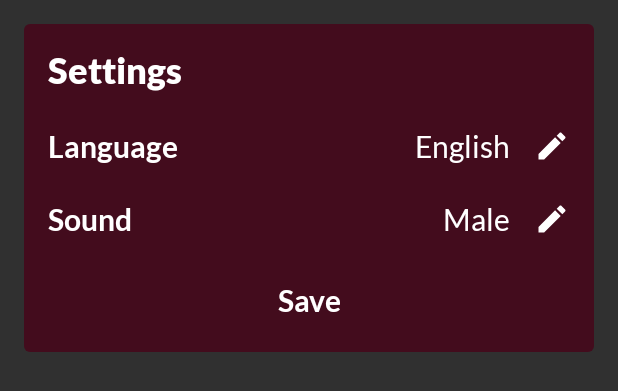
After one commit to kerimovscreations/late-android, an Android app: the layout dialog_settings.xml on its own in the app's theme, with its tools: preview values and no code run, on a phone screen of 412 x 824 dp. The commit adds this screen. Shown: the top 391 px of the screen. Run offline under Robolectric (Android 15) with nearby library versions, the phone set to English and light mode, and no system bars.

Commit message:
created settings dialog fragment, implemented language update functionality

```diff
--- a/app/src/main/java/com/kerimovscreations/lateandroid/tools/HelpFunctions.java
+++ b/app/src/main/java/com/kerimovscreations/lateandroid/tools/HelpFunctions.java
@@ -3,7 +3,6 @@ package com.kerimovscreations.lateandroid.tools;
 import android.content.Context;
 import android.content.SharedPreferences;
 
-import androidx.core.content.res.ResourcesCompat;
 import androidx.work.Data;
 
 import com.kerimovscreations.lateandroid.R;
@@ -11,7 +10,6 @@ import com.kerimovscreations.lateandroid.enums.SoundType;
 
 import java.sql.Timestamp;
 import java.util.Date;
-import java.util.Locale;
 
 import static com.kerimovscreations.lateandroid.enums.SoundType.MALE_NORMAL;
 
@@ -21,10 +19,6 @@ public class HelpFunctions {
 
     private HelpFunctions() {
 
-    }
-
-    public String getCurrentLanguageCode() {
-        return Locale.getDefault().getLanguage();
     }
 
     public void setUserLanguage(Context context, String language) {
--- /dev/null
+++ b/app/src/main/res/drawable/ic_edit_white_24dp.xml
@@ -0,0 +1,5 @@
+<vector android:height="24dp" android:tint="#FFFFFF"
+    android:viewportHeight="24.0" android:viewportWidth="24.0"
+    android:width="24dp" xmlns:android="http://schemas.android.com/apk/res/android">
+    <path android:fillColor="#FF000000" android:pathData="M3,17.25V21h3.75L17.81,9.94l-3.75,-3.75L3,17.25zM20.71,7.04c0.39,-0.39 0.39,-1.02 0,-1.41l-2.34,-2.34c-0.39,-0.39 -1.02,-0.39 -1.41,0l-1.83,1.83 3.75,3.75 1.83,-1.83z"/>
+</vector>
--- a/app/src/main/res/layout/activity_main.xml
+++ b/app/src/main/res/layout/activity_main.xml
@@ -27,7 +27,10 @@
         android:layout_alignParentEnd="true"
         android:layout_marginTop="@dimen/medium_margin"
         android:layout_marginEnd="@dimen/normal_margin"
+        android:background="?attr/selectableItemBackgroundBorderless"
+        android:clickable="true"
         android:contentDescription="@string/settings_icon"
+        android:focusable="true"
         android:padding="@dimen/medium_margin"
         app:srcCompat="@drawable/ic_settings_black_24dp" />
 
@@ -39,7 +42,10 @@
         android:layout_alignParentEnd="true"
         android:layout_marginTop="@dimen/medium_margin"
         android:layout_marginEnd="@dimen/normal_margin"
+        android:background="?attr/selectableItemBackgroundBorderless"
+        android:clickable="true"
         android:contentDescription="@string/info_icon"
+        android:focusable="true"
         android:padding="@dimen/medium_margin"
         app:srcCompat="@drawable/ic_info_outline_black_24dp" />
 
--- /dev/null
+++ b/app/src/main/res/layout/dialog_settings.xml
@@ -0,0 +1,122 @@
+<?xml version="1.0" encoding="utf-8"?>
+<LinearLayout xmlns:android="http://schemas.android.com/apk/res/android"
+    xmlns:app="http://schemas.android.com/apk/res-auto"
+    android:layout_width="match_parent"
+    android:layout_height="wrap_content"
+    android:layout_margin="@dimen/normal_margin"
+    android:background="@drawable/bg_transparent_red"
+    android:orientation="vertical"
+    android:padding="@dimen/normal_margin">
+
+    <TextView
+        android:id="@+id/title"
+        android:layout_width="match_parent"
+        android:layout_height="wrap_content"
+        android:fontFamily="@font/lato_black"
+        android:text="@string/settings"
+        android:textColor="@color/colorWhite"
+        android:textSize="24sp" />
+
+    <RelativeLayout
+        android:id="@+id/language_view"
+        android:layout_width="match_parent"
+        android:layout_height="wrap_content"
+        android:layout_marginTop="@dimen/normal_margin"
+        android:background="?attr/selectableItemBackground"
+        android:clickable="true"
+        android:focusable="true"
+        android:paddingTop="@dimen/medium_margin"
+        android:paddingBottom="@dimen/medium_margin">
+
+        <TextView
+            android:id="@+id/language_title"
+            android:layout_width="wrap_content"
+            android:layout_height="wrap_content"
+            android:fontFamily="@font/lato_bold"
+            android:text="@string/language"
+            android:textColor="@color/colorWhite"
+            android:textSize="20sp" />
+
+        <ImageView
+            android:id="@+id/ic_language_edit"
+            android:layout_width="24dp"
+            android:layout_height="24dp"
+            android:layout_alignParentEnd="true"
+            android:layout_centerVertical="true"
+            app:srcCompat="@drawable/ic_edit_white_24dp"
+            android:contentDescription="@string/edit_icon" />
+
+        <TextView
+            android:id="@+id/language_text"
+            android:layout_width="wrap_content"
+            android:layout_height="wrap_content"
+            android:layout_marginStart="@dimen/normal_margin"
+            android:layout_marginEnd="@dimen/normal_margin"
+            android:layout_toStartOf="@id/ic_language_edit"
+            android:layout_toEndOf="@id/language_title"
+            android:fontFamily="@font/lato"
+            android:text="@string/current_language"
+            android:textAlignment="textEnd"
+            android:textColor="@color/colorWhite"
+            android:textSize="20sp" />
+    </RelativeLayout>
+
+    <RelativeLayout
+        android:id="@+id/sound_view"
+        android:layout_width="match_parent"
+        android:layout_height="wrap_content"
+        android:layout_marginTop="@dimen/medium_margin"
+        android:background="?attr/selectableItemBackground"
+        android:clickable="true"
+        android:focusable="true"
+        android:paddingTop="@dimen/medium_margin"
+        android:paddingBottom="@dimen/medium_margin">
+
+        <TextView
+            android:id="@+id/sound_title"
+            android:layout_width="wrap_content"
+            android:layout_height="wrap_content"
+            android:fontFamily="@font/lato_bold"
+            android:text="@string/sound"
+            android:textColor="@color/colorWhite"
+            android:textSize="20sp" />
+
+        <ImageView
+            android:id="@+id/ic_sound_edit"
+            android:layout_width="24dp"
+            android:layout_height="24dp"
+            android:layout_alignParentEnd="true"
+            android:layout_centerVertical="true"
+            app:srcCompat="@drawable/ic_edit_white_24dp"
+            android:contentDescription="@string/edit_icon" />
+
+        <TextView
+            android:id="@+id/sound_text"
+            android:layout_width="wrap_content"
+            android:layout_height="wrap_content"
+            android:layout_marginStart="@dimen/normal_margin"
+            android:layout_marginEnd="@dimen/normal_margin"
+            android:layout_toStartOf="@id/ic_sound_edit"
+            android:layout_toEndOf="@id/sound_title"
+            android:fontFamily="@font/lato"
+            android:text="@string/male"
+            android:textAlignment="textEnd"
+            android:textColor="@color/colorWhite"
+            android:textSize="20sp" />
+    </RelativeLayout>
+
+    <TextView
+        android:id="@+id/btn_submit"
+        android:layout_width="match_parent"
+        android:layout_height="36dp"
+        android:layout_marginTop="@dimen/normal_margin"
+        android:background="?attr/selectableItemBackground"
+        android:clickable="true"
+        android:focusable="true"
+        android:fontFamily="@font/lato_bold"
+        android:gravity="center"
+        android:text="@string/save"
+        android:textAlignment="center"
+        android:textColor="@color/colorWhite"
+        android:textSize="20sp" />
+</LinearLayout>
--- a/app/src/main/res/values/strings.xml
+++ b/app/src/main/res/values/strings.xml
@@ -25,7 +25,20 @@
     <string name="mins_30">30 minutes</string>
     <string name="mins_60">60 minutes</string>
     <string name="mins_0">At the end</string>
-    <string name="display_language">display_language</string>
-    <string name="is_funny_sound">is_funny_sound</string>
-    <string name="sound_type">sound_type</string>
+    <string name="display_language" translatable="false">display_language</string>
+    <string name="is_funny_sound" translatable="false">is_funny_sound</string>
+    <string name="sound_type" translatable="false">sound_type</string>
+    <string name="settings">Settings</string>
+    <string name="language">Language</string>
+    <string name="save">Save</string>
+    <string name="current_language">English</string>
+    <string name="sound">Sound</string>
+    <string name="male">Male</string>
+    <string name="select_language">Select language</string>
+    <string name="edit_icon" translatable="false">Edit icon</string>
+    <string name="female">Female</string>
+    <string name="male_fun_1">Мужской + Фильмы 1</string>
+    <string name="male_fun_2">Мужской + Фильмы 2</string>
+    <string name="female_fun_1">Женский + Фильмы 1</string>
+    <string name="female_fun_2">Женский + Фильмы 2</string>
 </resources>
```
Also changed, not shown: app/src/main/java/com/kerimovscreations/lateandroid/activities/MainActivity.java (+11 -4 lines), app/src/main/java/com/kerimovscreations/lateandroid/dialogs/PickerDialogFragment.java (deleted, +0 -36 lines), app/src/main/java/com/kerimovscreations/lateandroid/dialogs/SettingsDialogFragment.java (added, +116 -0 lines), app/src/main/res/layout/dialog_reminder_picker.xml (+6 -2 lines), 1 other file.
